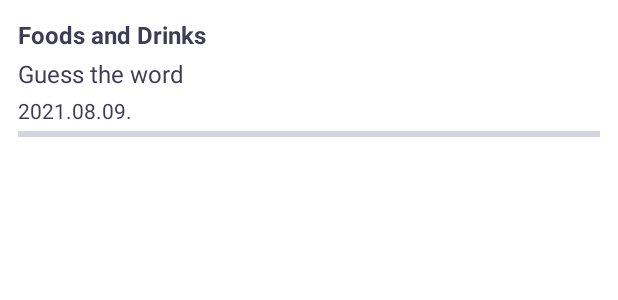
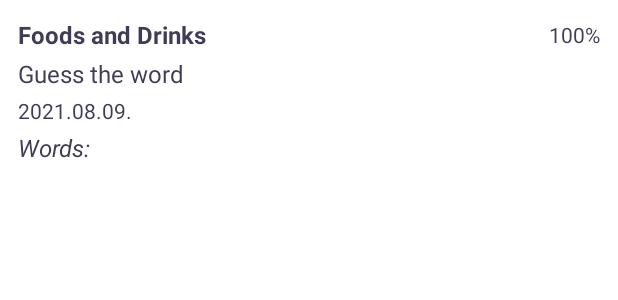
Before and after one commit to BendeguzTajti/VSensei, an Android app: the layout practice_summary_item.xml on its own in the app's theme, with its tools: preview values and no code run, on a phone screen of 412 x 824 dp. Shown: the top 300 px of the screen. Run offline under Robolectric (Android 15) with nearby library versions, the phone set to English and light mode, and no system bars.

Commit message:
scores layout redesign

```diff
--- a/app/src/main/java/com/example/vsensei/view/adapter/PracticeSummaryAdapter.kt
+++ b/app/src/main/java/com/example/vsensei/view/adapter/PracticeSummaryAdapter.kt
@@ -27,12 +27,11 @@ class PracticeSummaryAdapter(
                 practiceSummary.hasVariants,
                 practiceSummary.practiceType
             )
-            val practicePercent = practiceSummary.getPercent()
             binding.practicedGroupName.text = practiceSummary.practicedGroupName
             binding.practiceType.text =
                 itemView.context.getString(practiceSummary.practiceType.labelResId)
             binding.practiceDate.text = simpleDateFormat.format(Date(practiceSummary.timeCreated))
-            binding.practicePercent.progress = practicePercent
+            binding.practicePercent.text = itemView.context.getString(R.string.practice_percent, practiceSummary.getPercent())
             binding.wordGuessRecyclerView.adapter = wordGuessAdapter
         }
     }
--- a/app/src/main/res/layout/practice_summary_item.xml
+++ b/app/src/main/res/layout/practice_summary_item.xml
@@ -7,7 +7,7 @@
 
     <TextView
         android:id="@+id/practiced_group_name"
-        android:layout_width="wrap_content"
+        android:layout_width="0dp"
         android:layout_height="wrap_content"
         android:layout_marginStart="12dp"
         android:layout_marginTop="12dp"
@@ -15,9 +15,21 @@
         android:textColor="?attr/colorOnSurface"
         android:textSize="16sp"
         android:textStyle="bold"
+        app:layout_constraintEnd_toStartOf="@id/practice_percent"
         app:layout_constraintStart_toStartOf="parent"
         app:layout_constraintTop_toTopOf="parent"
         tools:text="Foods and Drinks" />
+
+    <TextView
+        android:id="@+id/practice_percent"
+        android:layout_width="wrap_content"
+        android:layout_height="wrap_content"
+        android:layout_marginEnd="12dp"
+        android:textColor="?attr/colorOnSurface"
+        app:layout_constraintBottom_toBottomOf="@id/practiced_group_name"
+        app:layout_constraintEnd_toEndOf="parent"
+        app:layout_constraintTop_toTopOf="@id/practiced_group_name"
+        tools:text="100%" />
 
     <TextView
         android:id="@+id/practice_type"
@@ -44,26 +56,29 @@
         app:layout_constraintTop_toBottomOf="@id/practice_type"
         tools:text="2021.08.09." />
 
-    <com.google.android.material.progressindicator.LinearProgressIndicator
-        android:id="@+id/practice_percent"
-        android:layout_width="match_parent"
+    <TextView
+        android:id="@+id/words_label"
+        android:layout_width="wrap_content"
         android:layout_height="wrap_content"
         android:layout_marginStart="12dp"
         android:layout_marginTop="4dp"
-        android:layout_marginEnd="12dp"
+        android:text="@string/past_guesses_label"
+        android:textColor="?attr/colorOnSurface"
+        android:textSize="16sp"
+        android:textStyle="italic"
+        app:layout_constraintStart_toStartOf="parent"
         app:layout_constraintTop_toBottomOf="@id/practice_date" />
 
     <androidx.recyclerview.widget.RecyclerView
         android:id="@+id/word_guess_recycler_view"
         android:layout_width="0dp"
         android:layout_height="wrap_content"
-        android:layout_marginTop="8dp"
         android:orientation="horizontal"
         android:overScrollMode="never"
         app:layoutManager="androidx.recyclerview.widget.LinearLayoutManager"
         app:layout_constraintEnd_toEndOf="parent"
         app:layout_constraintStart_toStartOf="parent"
-        app:layout_constraintTop_toBottomOf="@id/practice_percent"
+        app:layout_constraintTop_toBottomOf="@id/words_label"
         tools:itemCount="2"
         tools:listitem="@layout/word_guess_item" />
 
--- a/app/src/main/res/values/strings.xml
+++ b/app/src/main/res/values/strings.xml
@@ -53,4 +53,5 @@
     <string name="light_mode">Light mode</string>
     <string name="dark_mode">Dark mode</string>
     <string name="missing_scores">You don’t have any saved practices. Once you start practicing you can find detailed information about your latest 5 practices</string>
+    <string name="past_guesses_label">Words:</string>
 </resources>
```
Also changed, not shown: 1 other file.
